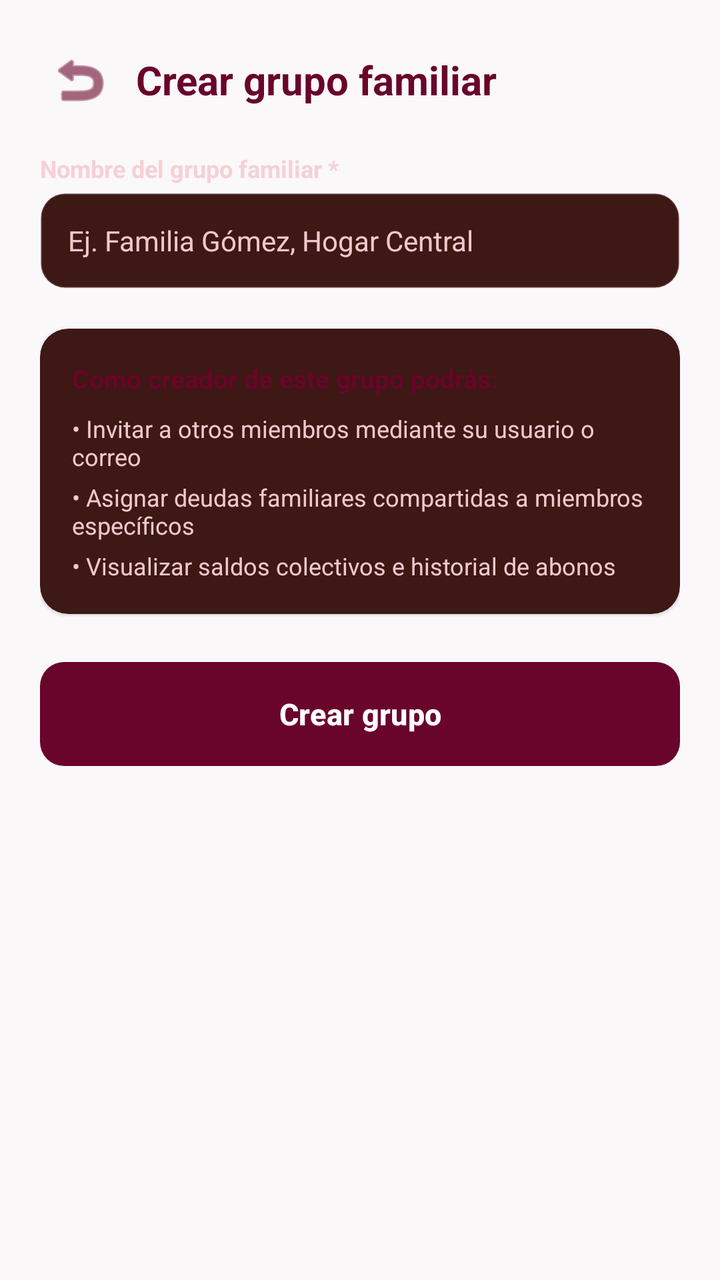
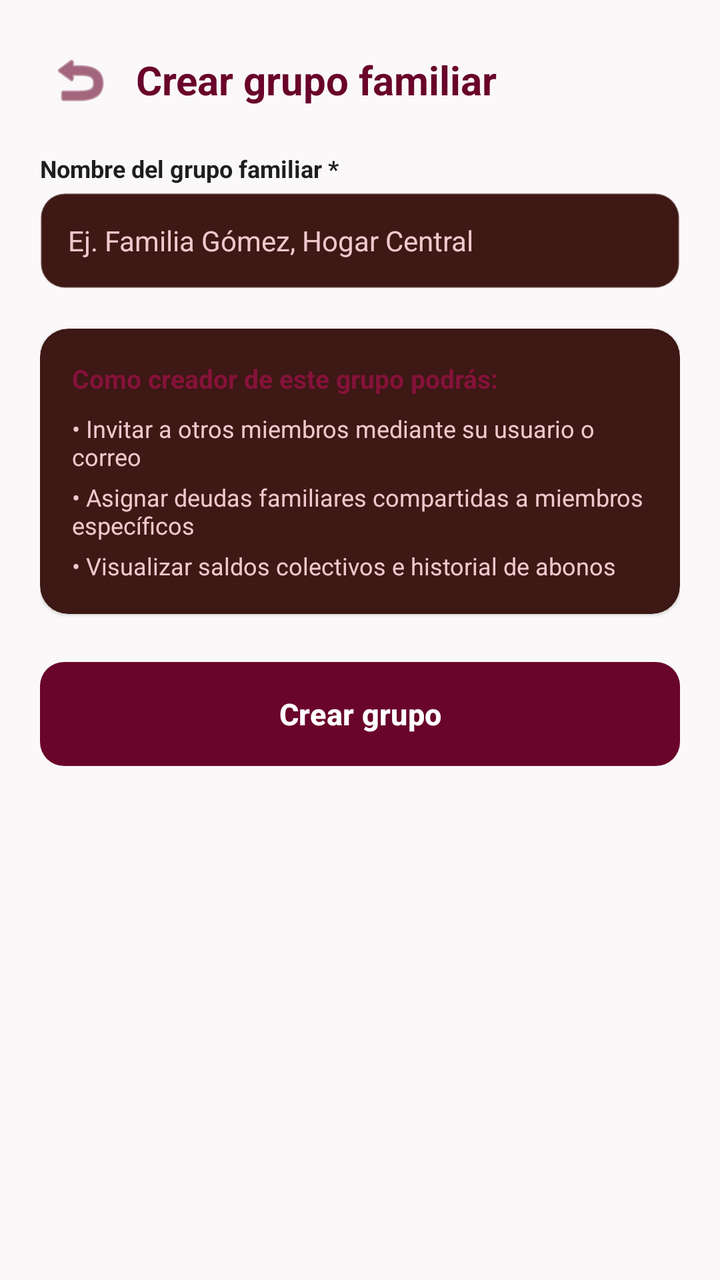

Before-and-after screenshots of an Android layout around one commit, followed by the original layout XML and the change that was made.
<!-- AndroidManifest.xml: application theme Theme.Freyr -->
<!-- res/layout/activity_create_family_group.xml -->
<?xml version="1.0" encoding="utf-8"?>
<ScrollView xmlns:android="http://schemas.android.com/apk/res/android"
    xmlns:app="http://schemas.android.com/apk/res-auto"
    android:layout_width="match_parent"
    android:layout_height="match_parent"
    android:fillViewport="true"
    android:background="@color/freyr_background">

    <LinearLayout
        android:layout_width="match_parent"
        android:layout_height="wrap_content"
        android:orientation="vertical"
        android:padding="20dp">

        <LinearLayout
            android:layout_width="match_parent"
            android:layout_height="wrap_content"
            android:orientation="horizontal"
            android:gravity="center_vertical"
            android:layout_marginBottom="16dp">

            <ImageButton
                android:id="@+id/btn_volver"
                android:layout_width="40dp"
                android:layout_height="40dp"
                android:background="?attr/selectableItemBackgroundBorderless"
                android:src="@android:drawable/ic_menu_revert"
                android:contentDescription="@string/btn_back"
                app:tint="@color/freyr_primary" />

            <TextView
                android:layout_width="wrap_content"
                android:layout_height="wrap_content"
                android:text="@string/title_create_group"
                android:textColor="@color/freyr_primary"
                android:textSize="20sp"
                android:textStyle="bold"
                android:layout_marginStart="8dp" />
        </LinearLayout>

        <TextView
            android:id="@+id/tx_error"
            android:layout_width="match_parent"
            android:layout_height="wrap_content"
            android:textColor="#D32F2F"
            android:textSize="12sp"
            android:visibility="gone"
            android:layout_marginBottom="12dp" />

        <TextView
            android:layout_width="wrap_content"
            android:layout_height="wrap_content"
            android:text="@string/label_group_name"
            android:textColor="@color/freyr_text_secondary"
            android:textSize="12sp"
            android:textStyle="bold"
            android:layout_marginBottom="4dp" />

        <EditText
            android:id="@+id/et_group_name"
            android:layout_width="match_parent"
            android:layout_height="48dp"
            android:background="@drawable/bg_edit_text"
            android:hint="@string/hint_group_name"
            android:inputType="textCapWords"
            android:maxLines="1"
            android:textColor="@color/freyr_text_primary"
            android:textSize="14sp"
            android:layout_marginBottom="20dp" />

        <androidx.cardview.widget.CardView
            android:layout_width="match_parent"
            android:layout_height="wrap_content"
            app:cardCornerRadius="14dp"
            app:cardElevation="1dp"
            app:cardBackgroundColor="@color/freyr_surface"
            android:layout_marginBottom="24dp">

            <LinearLayout
                android:layout_width="match_parent"
                android:layout_height="wrap_content"
                android:orientation="vertical"
                android:padding="16dp">

                <TextView
                    android:layout_width="wrap_content"
                    android:layout_height="wrap_content"
                    android:text="Como creador de este grupo podrás:"
                    android:textColor="@color/freyr_primary"
                    android:textSize="13sp"
                    android:textStyle="bold"
                    android:layout_marginBottom="8dp" />

                <TextView
                    android:layout_width="wrap_content"
                    android:layout_height="wrap_content"
                    android:text="• Invitar a otros miembros mediante su usuario o correo"
                    android:textColor="@color/freyr_text_secondary"
                    android:textSize="12sp"
                    android:layout_marginBottom="4dp" />

                <TextView
                    android:layout_width="wrap_content"
                    android:layout_height="wrap_content"
                    android:text="• Asignar deudas familiares compartidas a miembros específicos"
                    android:textColor="@color/freyr_text_secondary"
                    android:textSize="12sp"
                    android:layout_marginBottom="4dp" />

                <TextView
                    android:layout_width="wrap_content"
                    android:layout_height="wrap_content"
                    android:text="• Visualizar saldos colectivos e historial de abonos"
                    android:textColor="@color/freyr_text_secondary"
                    android:textSize="12sp" />
            </LinearLayout>
        </androidx.cardview.widget.CardView>

        <Button
            android:id="@+id/btn_save_group"
            android:layout_width="match_parent"
            android:layout_height="52dp"
            android:background="@drawable/bg_button_primary"
            android:text="@string/btn_submit_group"
            android:textColor="#FFFFFF"
            android:textSize="15sp"
            android:textStyle="bold"
            app:backgroundTint="@null" />

    </LinearLayout>
</ScrollView>
<!-- resources referenced by this layout -->
<resources>
  <color name="freyr_background">#FAF8F9</color>
  <color name="freyr_primary">#69042A</color>
  <color name="freyr_surface">#3D1814</color>
  <color name="freyr_text_primary">#E1CCD4</color>
  <color name="freyr_text_secondary">#F6F5CFD4</color>
  <!-- drawable bg_button_primary (drawable) -->
  <?xml version="1.0" encoding="utf-8"?>
  <ripple xmlns:android="http://schemas.android.com/apk/res/android"
      android:color="#33FFFFFF">
      <item>
          <shape android:shape="rectangle">
              <corners android:radius="12dp" />
              <solid android:color="@color/freyr_primary" />
          </shape>
      </item>
  </ripple>
  <!-- drawable bg_edit_text (drawable) -->
  <?xml version="1.0" encoding="utf-8"?>
  <selector xmlns:android="http://schemas.android.com/apk/res/android">
      <item android:state_focused="true">
          <shape android:shape="rectangle">
              <corners android:radius="12dp" />
              <solid android:color="@color/freyr_surface" />
              <stroke android:width="2dp" android:color="@color/freyr_primary" />
              <padding android:bottom="12dp" android:left="14dp" android:right="14dp" android:top="12dp" />
          </shape>
      </item>
      <item>
          <shape android:shape="rectangle">
              <corners android:radius="12dp" />
              <solid android:color="@color/freyr_surface" />
              <stroke android:width="1dp" android:color="@color/freyr_border" />
              <padding android:bottom="12dp" android:left="14dp" android:right="14dp" android:top="12dp" />
          </shape>
      </item>
  </selector>
  <string name="btn_back">Volver</string>
  <string name="btn_submit_group">Crear grupo</string>
  <string name="hint_group_name">Ej. Familia Gómez, Hogar Central</string>
  <string name="label_group_name">Nombre del grupo familiar *</string>
  <string name="title_create_group">Crear grupo familiar</string>
  <style name="Theme.Freyr" parent="Theme.Material3.Dark.NoActionBar">
          
          <item name="colorPrimary">@color/freyr_primary</item>
          <item name="colorPrimaryDark">@color/freyr_primary_dark</item>
          <item name="colorSecondary">@color/freyr_secondary</item>
          <item name="colorOnPrimary">#FFFFFF</item>
          <item name="colorOnSecondary">@color/freyr_primary</item>
  
          
          <item name="android:colorBackground">@color/freyr_background</item>
          <item name="colorSurface">@color/freyr_surface</item>
          <item name="colorOnSurface">@color/freyr_text_primary</item>
  
          
          <item name="android:statusBarColor">@color/freyr_background</item>
          <item name="android:windowLightStatusBar">false</item>
          <item name="android:navigationBarColor">@color/freyr_background</item>
          <item name="android:windowLightNavigationBar">false</item>
          
          
          <item name="android:textColor">@color/freyr_text_primary</item>
          <item name="android:textColorHint">@color/freyr_text_secondary</item>
          <item name="colorControlNormal">@color/freyr_secondary</item>
          <item name="colorControlActivated">@color/freyr_primary</item>
      </style>
  <color name="freyr_border">#33E1CCD4</color>
  <color name="freyr_primary_dark">#4A031E</color>
  <color name="freyr_secondary">#E1CCD4</color>
</resources>

<!-- the commit's change to res/layout/activity_create_family_group.xml (unified diff, before → after) -->
@@ -50,11 +50,11 @@
         <TextView
             android:layout_width="wrap_content"
             android:layout_height="wrap_content"
+            android:layout_marginBottom="4dp"
             android:text="@string/label_group_name"
-            android:textColor="@color/freyr_text_secondary"
+            android:textColor="@color/freyr_card_bg"
             android:textSize="12sp"
-            android:textStyle="bold"
-            android:layout_marginBottom="4dp" />
+            android:textStyle="bold" />
 
         <EditText
             android:id="@+id/et_group_name"
@@ -85,11 +85,11 @@
                 <TextView
                     android:layout_width="wrap_content"
                     android:layout_height="wrap_content"
+                    android:layout_marginBottom="8dp"
                     android:text="Como creador de este grupo podrás:"
-                    android:textColor="@color/freyr_primary"
+                    android:textColor="@color/freyr_primary_light"
                     android:textSize="13sp"
-                    android:textStyle="bold"
-                    android:layout_marginBottom="8dp" />
+                    android:textStyle="bold" />
 
                 <TextView
                     android:layout_width="wrap_content"
<!-- resource entries referenced after the edit -->
@@ -1,7 +1,9 @@
 <!-- resources referenced by this layout -->
 <resources>
   <color name="freyr_background">#FAF8F9</color>
+  <color name="freyr_card_bg">#1E1E1E</color>
   <color name="freyr_primary">#69042A</color>
+  <color name="freyr_primary_light">#85123A</color>
   <color name="freyr_surface">#3D1814</color>
   <color name="freyr_text_primary">#E1CCD4</color>
   <color name="freyr_text_secondary">#F6F5CFD4</color>
